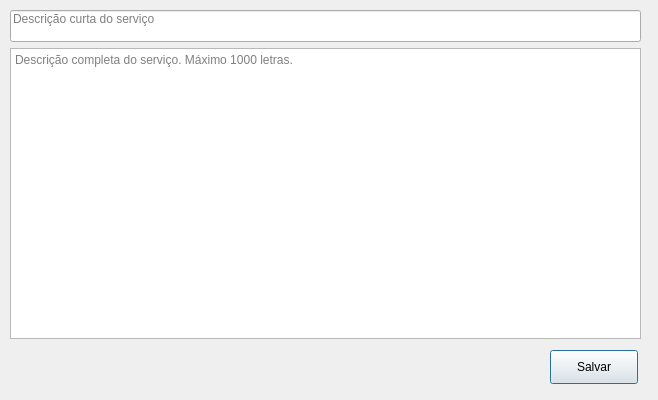
Old version of the form Service_Update_Description.ui in the repository bedi1982/Oficina.
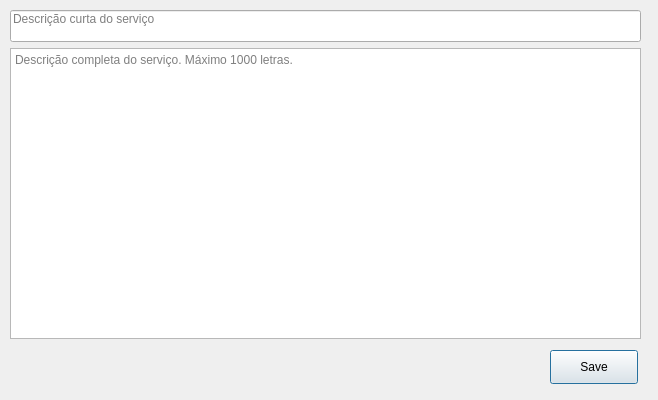
New version of the form.

```diff
--- a/Service_Update_Description.ui
+++ b/Service_Update_Description.ui
@@ -35,7 +35,7 @@
     </rect>
    </property>
    <property name="text">
-    <string>Salvar</string>
+    <string>Save</string>
    </property>
   </widget>
   <widget class="QTextEdit" name="txt_FullDescription">
```
Left out of the diff: 6 changed lines with no effect on the pictures.
